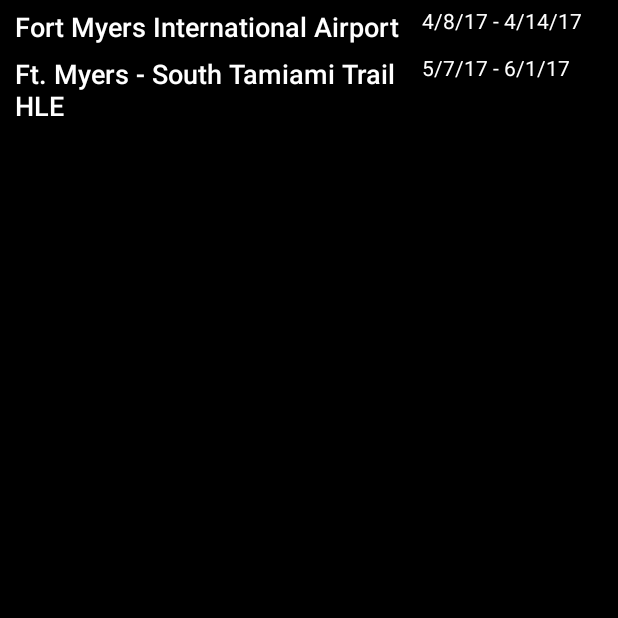
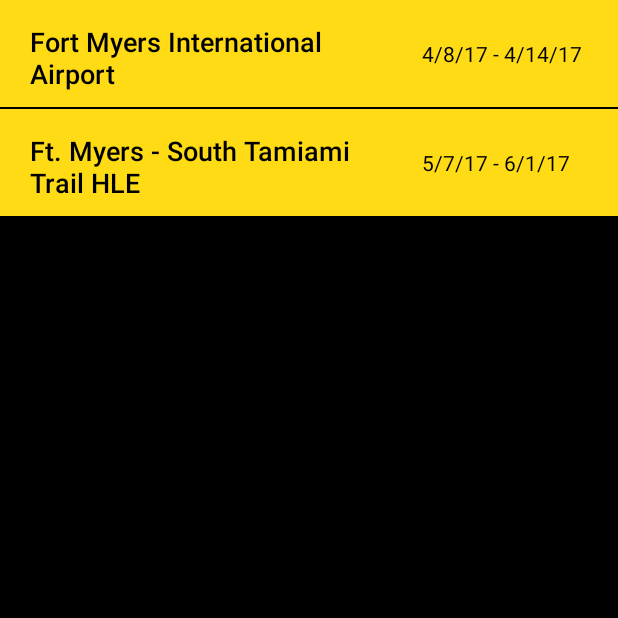
Before and after one commit to JunshuaiFeng/Hackathon2017, an Android app: the MyReservations screen opened directly, with no data from a screen before it, on a phone screen of 412 x 824 dp, the top half of it. Run offline under Robolectric (Android 15) with nearby library versions, the phone set to English and light mode, and no system bars.

Commit message:
Updated more stuff

```diff
--- a/app/src/main/res/layout/simplerow.xml
+++ b/app/src/main/res/layout/simplerow.xml
@@ -3,7 +3,7 @@
     android:layout_width="match_parent"
     android:layout_height="match_parent"
     android:orientation="horizontal"
-    android:background="#000000"
+    android:background="#FEDB14"
     android:weightSum="3">
 
     <TextView
@@ -12,16 +12,19 @@
         android:layout_height="wrap_content"
         android:text="Location"
         android:textAppearance="?android:attr/textAppearanceMedium"
-        android:textColor="#FFFFFF"
+        android:textColor="#000000"
         android:layout_marginLeft="10dp"
         android:layout_marginTop="5dp"
-        android:layout_weight="2"/>
+        android:layout_weight="2"
+        android:padding="10dp"/>
+
     <TextView
         android:id="@+id/dates"
         android:layout_width="0dp"
         android:layout_height="wrap_content"
+        android:layout_gravity="center_vertical"
         android:text="Dates"
-        android:textColor="#FFFFFF"
+        android:textColor="#000000"
         android:layout_marginLeft="10dp"
         android:layout_weight="1"/>
 
```
